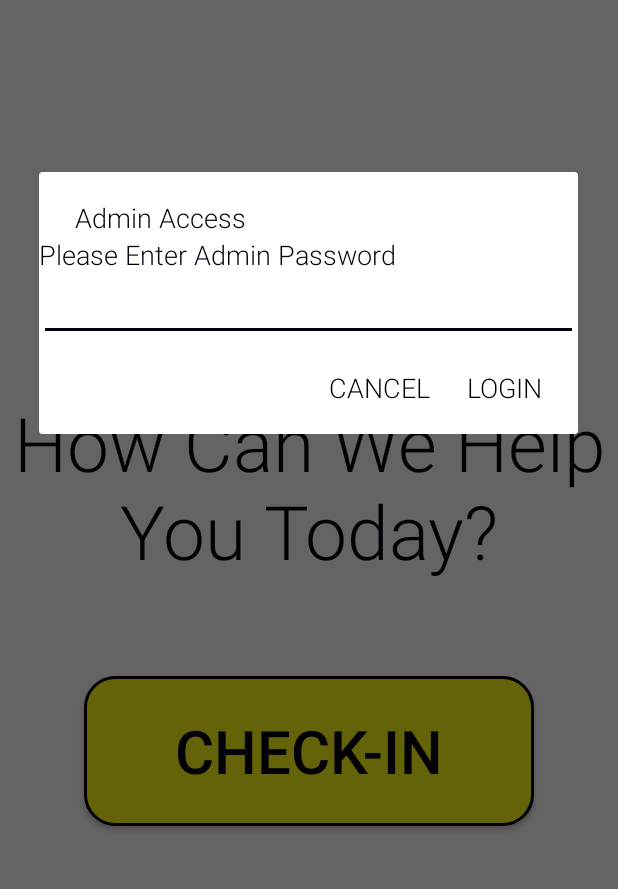
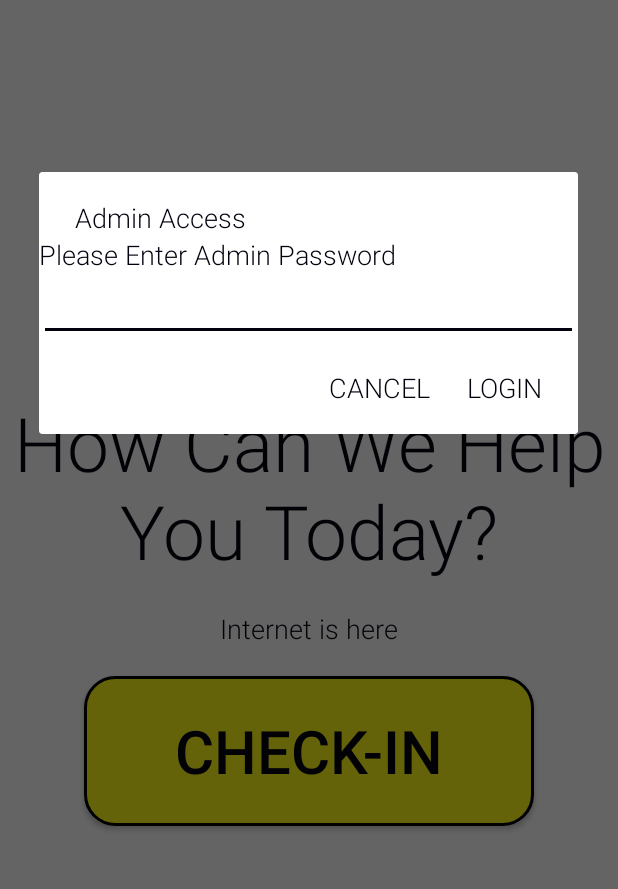
Before and after one commit to alvee07/OpenDoor, an Android app: the screen it shows after launch (MainActivity), after a tap on an icon or button, on a phone screen of 412 x 824 dp, the part 315-1204 px from its top. Run offline under Robolectric (Android 15) with nearby library versions, the phone set to English and light mode, and no system bars.

Commit message:
Internet Check Working based on Connection and WIFI

```diff
--- a/app/src/main/java/com/example/opendoorapp/MainActivity.java
+++ b/app/src/main/java/com/example/opendoorapp/MainActivity.java
@@ -3,13 +3,19 @@ package com.example.opendoorapp;
 import androidx.appcompat.app.AlertDialog;
 import androidx.appcompat.app.AppCompatActivity;
 
+import android.content.Context;
 import android.content.DialogInterface;
 import android.content.Intent;
+import android.net.ConnectivityManager;
+import android.net.NetworkInfo;
 import android.os.Bundle;
 import android.view.LayoutInflater;
 import android.view.View;
 import android.widget.Button;
 import android.widget.EditText;
+import android.widget.TextView;
+
+import org.w3c.dom.Text;
 
 public class  MainActivity extends AppCompatActivity {
 
@@ -19,9 +25,22 @@ public class  MainActivity extends AppCompatActivity {
   protected void onCreate(Bundle savedInstanceState) {
     super.onCreate(savedInstanceState);
     setContentView(R.layout.activity_main);
+    //checkInternetConnection();
 
 
-    Button admin = (Button) findViewById(R.id.admin);
+    boolean conn = isValid(this);
+    TextView internetConnection = findViewById(R.id.internetConnection);
+
+
+    if (conn){
+      internetConnection.setText("Internet is here");
+    }
+    else internetConnection.setText("No internet connection here");
+
+
+
+
+    Button admin = findViewById(R.id.admin);
 
     admin.setOnClickListener(new View.OnClickListener() {
       @Override
@@ -39,7 +58,7 @@ public class  MainActivity extends AppCompatActivity {
   private void openAdminDialog(){
     LayoutInflater inflater = LayoutInflater.from(MainActivity.this);
     View subView = inflater.inflate(R.layout.password, null);
-    final EditText subEditText = (EditText) subView.findViewById(R.id.dialogEditText);
+    final EditText subEditText = subView.findViewById(R.id.dialogEditText);
 
     AlertDialog.Builder builder = new AlertDialog.Builder(this);
     builder.setTitle("Admin Access");
@@ -82,4 +101,17 @@ public class  MainActivity extends AppCompatActivity {
   } // checkInBtnClicked
 
 
+  public boolean isValid(Context context) {
+    try {
+      ConnectivityManager cm = (ConnectivityManager) context.getSystemService(Context.CONNECTIVITY_SERVICE);
+      if (cm != null) {
+        return cm.getActiveNetworkInfo() != null && cm.getActiveNetworkInfo().isConnected();
+      }
+    } catch (Exception e) {
+      e.printStackTrace();
+    }
+    return false;
+  }
+
+
 }
--- a/app/src/main/res/layout/activity_main.xml
+++ b/app/src/main/res/layout/activity_main.xml
@@ -89,4 +89,14 @@
             app:layout_constraintTop_toBottomOf="@+id/welcome" />
 
     </androidx.constraintlayout.widget.ConstraintLayout>
+
+    <TextView
+        android:id="@+id/internetConnection"
+        android:layout_width="wrap_content"
+        android:layout_height="wrap_content"
+        android:visibility="visible"
+        app:layout_constraintBottom_toTopOf="@+id/checkIn"
+        app:layout_constraintEnd_toEndOf="parent"
+        app:layout_constraintStart_toStartOf="parent"
+        app:layout_constraintTop_toBottomOf="@+id/constraintLayout" />
 </androidx.constraintlayout.widget.ConstraintLayout>
```
